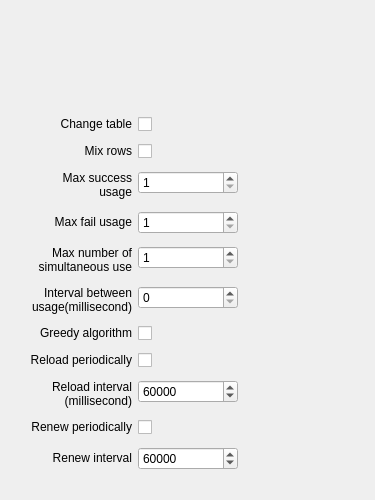
This is Engine/chooserresourcewidget.ui in bablosoft/BAS as Qt 5 draws it before an edit. The edited form follows.
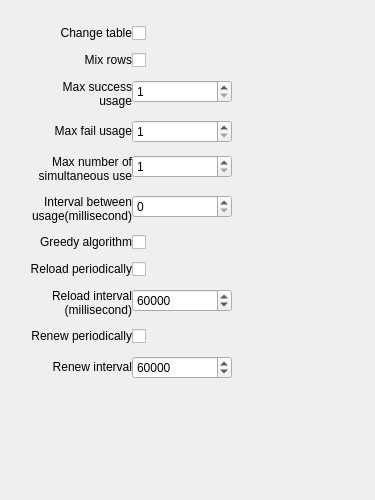
This is the edited form. The open tabs and pages were chosen to show the change. Icons and pictures are not drawn.

```diff
--- a/Engine/chooserresourcewidget.ui
+++ b/Engine/chooserresourcewidget.ui
@@ -1770,6 +1770,12 @@
        </property>
        <item>
         <widget class="QWidget" name="widget" native="true">
+         <property name="sizePolicy">
+          <sizepolicy hsizetype="Preferred" vsizetype="Maximum">
+           <horstretch>0</horstretch>
+           <verstretch>0</verstretch>
+          </sizepolicy>
+         </property>
          <layout class="QHBoxLayout" name="horizontalLayout_2">
           <property name="spacing">
            <number>0</number>
@@ -1808,6 +1814,12 @@
           </item>
           <item>
            <widget class="QLabel" name="LabelValidation5">
+            <property name="sizePolicy">
+             <sizepolicy hsizetype="Preferred" vsizetype="Maximum">
+              <horstretch>0</horstretch>
+              <verstretch>0</verstretch>
+             </sizepolicy>
+            </property>
             <property name="text">
              <string/>
             </property>
@@ -1819,6 +1831,24 @@
          </layout>
         </widget>
        </item>
+       <item>
+        <widget class="QWidget" name="widget_2" native="true">
+         <layout class="QVBoxLayout" name="verticalLayout_10">
+          <property name="spacing">
+           <number>0</number>
+          </property>
+          <property name="leftMargin">
+           <number>0</number>
+          </property>
+          <property name="topMargin">
+           <number>0</number>
+          </property>
+          <property name="rightMargin">
+           <number>0</number>
+          </property>
+          <property name="bottomMargin">
+           <number>0</number>
+          </property>
        <item>
         <layout class="QFormLayout" name="formLayout">
          <property name="fieldGrowthPolicy">
@@ -2159,7 +2189,10 @@
        </item>
       </layout>
      </widget>
-    </widget>
+       </item>
+      </layout>
+     </widget>
+    </widget>
    </item>
   </layout>
  </widget>
```
Left out of the diff: 28 changed lines with no effect on the pictures. Lines whose indentation alone changed are shown as unchanged.
